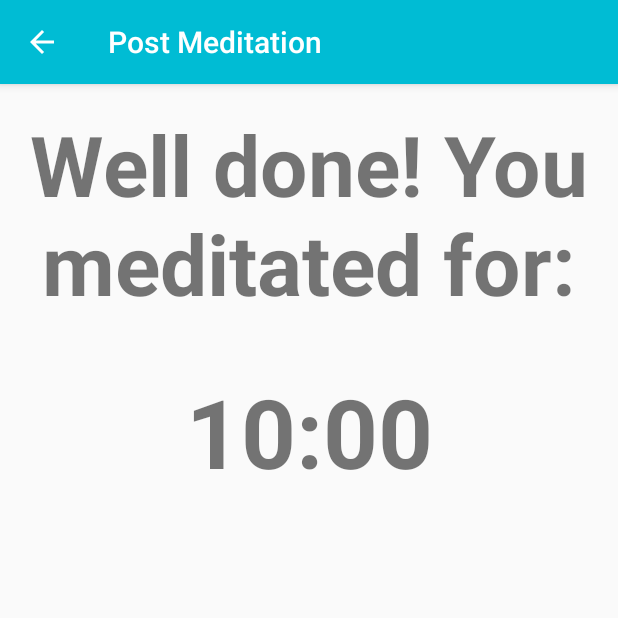
After one commit to bevan-philip/botree, an Android app: the PostMeditation screen opened directly, with no data from a screen before it, on a phone screen of 412 x 824 dp, the top half of it. The commit adds this screen. Run offline under Robolectric (Android 15) with nearby library versions, the phone set to English and light mode, and no system bars.

Commit message:
Seperate malleable variables into ViewModels, and creating the Post Meditation screen.

```diff
--- /dev/null
+++ b/app/src/main/java/com/bphilip/botree/PostMeditation.kt
@@ -0,0 +1,37 @@
+package com.bphilip.botree
+
+import androidx.appcompat.app.AppCompatActivity
+import android.os.Bundle
+import android.widget.TextView
+import androidx.lifecycle.Observer
+import androidx.lifecycle.ViewModelProviders
+
+class PostMeditation : AppCompatActivity() {
+
+    private lateinit var postMeditationViewModel: PostMeditationViewModel
+
+    override fun onCreate(savedInstanceState: Bundle?) {
+        super.onCreate(savedInstanceState)
+        setContentView(R.layout.activity_post_meditation)
+
+        postMeditationViewModel =
+            ViewModelProviders.of(this).get(PostMeditationViewModel::class.java)
+
+        val textView: TextView = findViewById(R.id.time_meditated_for)
+
+        postMeditationViewModel.text.observe(this, Observer {
+            textView.text = it
+        })
+
+        if (postMeditationViewModel.pullValue) {
+            postMeditationViewModel.meditatedFor = intent.getLongExtra(EXTRA_TIMER, 600000)
+            postMeditationViewModel.pullValue = false
+        }
+
+        postMeditationViewModel.text.value = Utility.timeFormatter(postMeditationViewModel.meditatedFor)
+
+
+
+    }
+
+}
--- /dev/null
+++ b/app/src/main/java/com/bphilip/botree/PostMeditationViewModel.kt
@@ -0,0 +1,15 @@
+package com.bphilip.botree
+
+import androidx.lifecycle.MutableLiveData
+import androidx.lifecycle.ViewModel
+
+class PostMeditationViewModel : ViewModel() {
+    private val _text = MutableLiveData<String>().apply {
+        value = "Well done, you have meditated for X minutes!"
+    }
+    val text: MutableLiveData<String> = _text
+
+    var meditatedFor : Long = 600000
+
+    var pullValue = true
+}
--- /dev/null
+++ b/app/src/main/res/layout/activity_post_meditation.xml
@@ -0,0 +1,41 @@
+<?xml version="1.0" encoding="utf-8"?>
+<androidx.constraintlayout.widget.ConstraintLayout xmlns:android="http://schemas.android.com/apk/res/android"
+    xmlns:app="http://schemas.android.com/apk/res-auto"
+    xmlns:tools="http://schemas.android.com/tools"
+    android:layout_width="match_parent"
+    android:layout_height="match_parent"
+    tools:context="com.bphilip.botree.PostMeditation">
+
+    <TextView
+        android:id="@+id/post_meditation_text"
+        android:layout_width="wrap_content"
+        android:layout_height="wrap_content"
+        android:layout_marginStart="16dp"
+        android:layout_marginLeft="16dp"
+        android:layout_marginTop="16dp"
+        android:layout_marginEnd="16dp"
+        android:layout_marginRight="16dp"
+
+        android:gravity="center"
+        android:paddingLeft="10dp"
+        android:paddingRight="10dp"
+        android:text="@string/post_meditation_message"
+        android:textSize="56sp"
+        android:textStyle="bold"
+
+        app:layout_constraintEnd_toEndOf="parent"
+        app:layout_constraintStart_toStartOf="parent"
+        app:layout_constraintTop_toTopOf="parent" />
+
+    <TextView
+        android:id="@+id/time_meditated_for"
+        android:layout_width="wrap_content"
+        android:layout_height="wrap_content"
+        android:layout_marginTop="32dp"
+        android:textSize="64sp"
+        android:textStyle="bold"
+        app:layout_constraintEnd_toEndOf="parent"
+        app:layout_constraintStart_toStartOf="parent"
+        app:layout_constraintTop_toBottomOf="@+id/post_meditation_text"
+        tools:text="09:00" />
+</androidx.constraintlayout.widget.ConstraintLayout>
--- a/app/src/main/res/values/integers.xml
+++ b/app/src/main/res/values/integers.xml
@@ -1,4 +1,6 @@
 <?xml version="1.0" encoding="utf-8"?>
 <resources>
     <integer name="transitionDuration">300</integer>
+    <integer name="default_meditation_timer">60000</integer>
+    <integer name="max_default_font_size">6000000</integer>
 </resources>
--- a/app/src/main/res/values/strings.xml
+++ b/app/src/main/res/values/strings.xml
@@ -7,4 +7,7 @@
     <string name="down_arrow">Down Arrow</string>
     <string name="timer_start">Start the timer</string>
     <string name="timer_stop">Stop the timer</string>
+    <string name="preference_file_key">com.bevan.botree.PREFERENCES</string>
+    <string name="saved_meditation_timer_key">saved_meditation_timer</string>
+    <string name="post_meditation_message">Well done! You meditated for: </string>
 </resources>
--- a/app/src/main/res/values/styles.xml
+++ b/app/src/main/res/values/styles.xml
@@ -8,4 +8,11 @@
         <item name="colorAccent">@color/colorAccent</item>
     </style>
 
+    <style name="Theme.AppCompat.Light.NoActionBar.FullScreen" parent="@style/Theme.AppCompat.Light.NoActionBar">
+        <item name="android:windowNoTitle">true</item>
+        <item name="android:windowActionBar">false</item>
+        <item name="android:windowFullscreen">true</item>
+        <item name="android:windowContentOverlay">@null</item>
+    </style>
+
 </resources>
```
Also changed, not shown: app/build.gradle (+28 -0 lines), app/src/main/AndroidManifest.xml (+17 -4 lines), app/src/main/java/com/bphilip/botree/MainActivity.kt (+20 -7 lines), app/src/main/java/com/bphilip/botree/Timer.kt (+16 -17 lines), app/src/main/java/com/bphilip/botree/Utility.kt (added, +25 -0 lines), app/src/main/java/com/bphilip/botree/ui/meditation/MeditationFragment.kt (+38 -28 lines), app/src/main/java/com/bphilip/botree/ui/meditation/MeditationViewModel.kt (added, +16 -0 lines).
